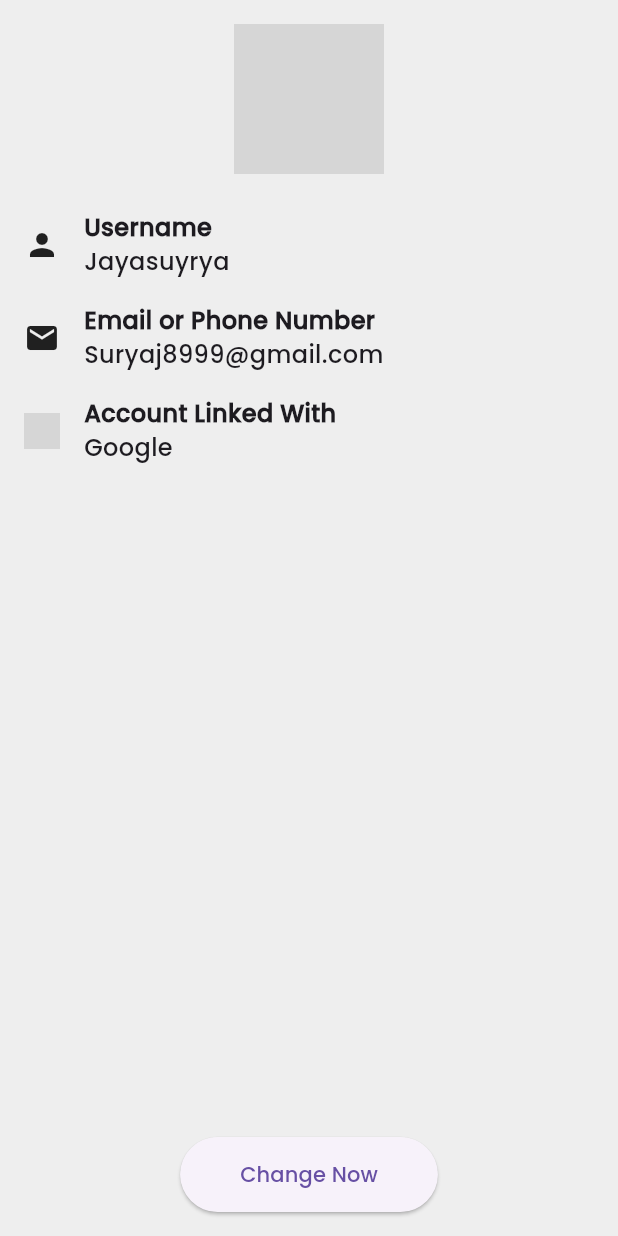
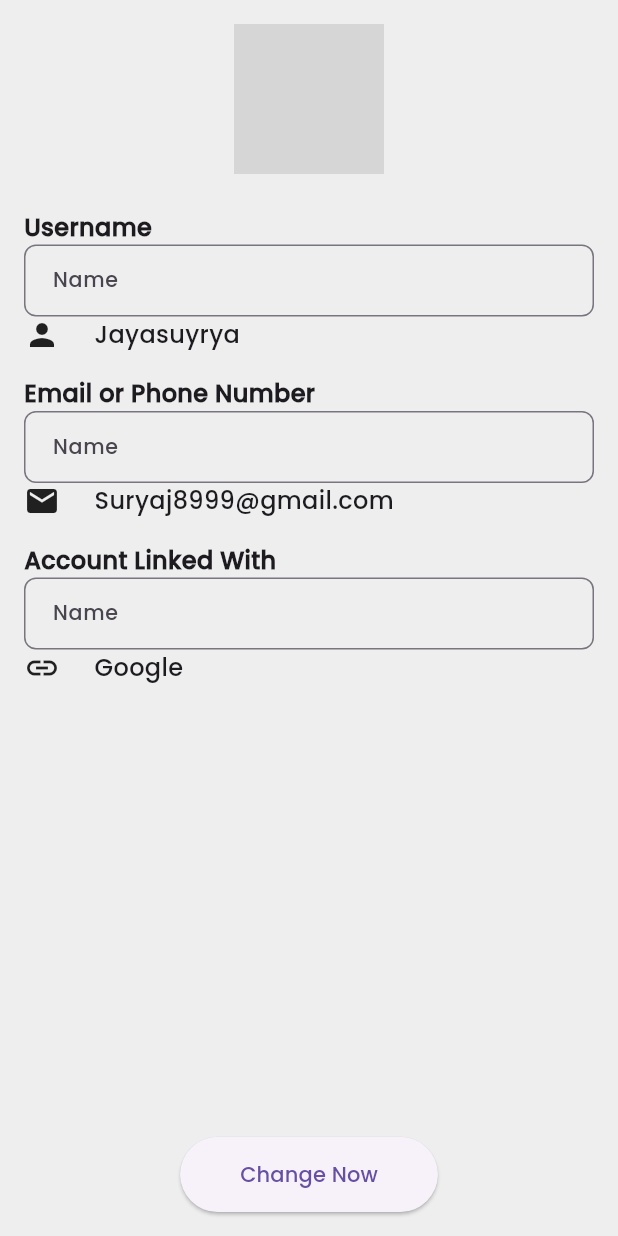
Before and after one commit to dibindasky/myairdeal, a Flutter app: the ProfileEdit screen opened directly, on a phone screen of 412 x 824 dp. Run offline on Flutter 3.47's test engine with Material 3 defaults, Android fonts, the light colour scheme and no system bars; our stand-ins replace curved_labeled_navigation_bar, dotted_line, flutter_screenutil, get, iconsax, intl_phone_number_input and 2 more; network calls fail; grey boxes are pictures that could not be loaded.

Commit message:
starting

```diff
--- a/lib/application/presentation/routes/get_route_generator.dart
+++ b/lib/application/presentation/routes/get_route_generator.dart
@@ -47,11 +47,11 @@ class GetXRouterConfig {
     ),
     GetPage(
       name: Routes.flightDetail,
-      page: () => FlightDetailsScreen(),
+      page: () => const FlightDetailsScreen(),
     ),
     GetPage(
-      name: Routes.flightDetail,
-      page: () => ProfileEdit(),
+      name: Routes.editProfile,
+      page: () => const ProfileEdit(),
     ),
   ];
 }
--- a/lib/application/presentation/routes/routes.dart
+++ b/lib/application/presentation/routes/routes.dart
@@ -8,5 +8,5 @@ class Routes {
   static const String bottomBar = '/bottom_bar';
   static const String airportSearch = '/airport_search_page';
   static const String flightDetail = '/flight_detail';
-  static const String editProfile = '/edit_rofile';
+  static const String editProfile = '/edit_profile';
 }
--- a/lib/application/presentation/screens/account/account_screen.dart
+++ b/lib/application/presentation/screens/account/account_screen.dart
@@ -26,7 +26,8 @@ class ScreenAccountPage extends StatelessWidget {
                     SettingsTile(
                       title: 'Edit Profile',
                       onTap: () {
-                        Get.toNamed(Routes.editProfile);
+                        Navigator.of(context).pushNamed(Routes.editProfile);
+                        //Get.toNamed(Routes.editProfile);
                       },
                     ),
                     SettingsTile(
--- a/lib/application/presentation/screens/account/edit_profile.dart
+++ b/lib/application/presentation/screens/account/edit_profile.dart
@@ -1,17 +1,22 @@
 import 'package:flutter/material.dart';
+import 'package:myairdeal/application/presentation/utils/colors.dart';
+import 'package:myairdeal/application/presentation/utils/constants.dart';
+import 'package:myairdeal/application/presentation/widgets/text_form_field.dart';
 
 class ProfileEdit extends StatelessWidget {
   const ProfileEdit({super.key});
 
   @override
   Widget build(BuildContext context) {
-    return Padding(
+    return Scaffold(
+      body: Padding(
         padding: const EdgeInsets.all(16.0),
         child: Column(
           children: [
             CircleAvatar(
               radius: 50,
-            backgroundImage: NetworkImage('https://example.com/profile.jpg'),
+              backgroundImage: NetworkImage(
+                  'https://www.google.com/url?sa=i&url=https%3A%2F%2Fstock.adobe.com%2Fsearch%3Fk%3Dperson&psig=AOvVaw0raiQQ43--C1-oRLUPQELR&ust=1717594071743000&source=images&cd=vfe&opi=89978449&ved=0CBIQjRxqFwoTCOiA69eGwoYDFQAAAAAdAAAAABAE'),
             ),
             SizedBox(height: 16),
             ProfileField(
@@ -28,19 +33,18 @@ class ProfileEdit extends StatelessWidget {
               icon: Icons.link,
               label: 'Account Linked With',
               value: 'Google',
-            iconImage: 'https://example.com/google_icon.png',
             ),
-          Spacer(),
+            const Spacer(),
             ElevatedButton(
-            onPressed: () {
-              // Handle button press
-            },
-            child: Text('Change Now'),
+              onPressed: () {},
               style: ElevatedButton.styleFrom(
-              padding: EdgeInsets.symmetric(horizontal: 40, vertical: 15),
+                padding:
+                    const EdgeInsets.symmetric(horizontal: 40, vertical: 15),
               ),
+              child: const Text('Change Now'),
             ),
           ],
+        ),
       ),
     );
   }
@@ -52,35 +56,44 @@ class ProfileField extends StatelessWidget {
   final String value;
   final String? iconImage;
 
-  ProfileField(
-      {super.key,
+  ProfileField({
+    super.key,
     required this.icon,
     required this.label,
     required this.value,
-      this.iconImage});
+    this.iconImage,
+  });
 
   @override
   Widget build(BuildContext context) {
     return Padding(
       padding: const EdgeInsets.symmetric(vertical: 8.0),
-      child: Row(
+      child: Container(
+        child: Column(
+          crossAxisAlignment: CrossAxisAlignment.start,
+          children: [
+            Text(
+              label,
+              style: const TextStyle(fontSize: 16, fontWeight: FontWeight.bold),
+            ),
+            CustomTextField(hintText: 'Name', fillColor: kGreyLight),
+            Row(
               children: [
                 iconImage != null
                     ? Image.network(iconImage!, width: 24, height: 24)
                     : Icon(icon, size: 24),
-          SizedBox(width: 16),
+                kWidth20,
                 Column(
                   crossAxisAlignment: CrossAxisAlignment.start,
                   children: [
-              Text(
-                label,
-                style: TextStyle(fontSize: 16, fontWeight: FontWeight.bold),
-              ),
                     Text(value, style: TextStyle(fontSize: 16)),
                   ],
                 ),
               ],
             ),
+          ],
+        ),
+      ),
     );
   }
 }
--- a/lib/application/presentation/utils/constants.dart
+++ b/lib/application/presentation/utils/constants.dart
@@ -41,11 +41,12 @@ List<BoxShadow> boxShadow2 = const [
   BoxShadow(spreadRadius: 2, blurRadius: 4, offset: Offset(0, 1), color: kGrey)
 ];
 List<BoxShadow> boxShadow3 = const [
-  BoxShadow(spreadRadius: 1, blurRadius: 3, offset: Offset(0, 1), color: kGreyLight)
+  BoxShadow(
+      spreadRadius: 1, blurRadius: 3, offset: Offset(0, 1), color: kGreyLight)
 ];
 
 // Asset
-String myAirDealLogo = 'asset/image/my air deal logo .png';
+String myAirDealLogo = 'asset/image/myair_deal_logo.png';
 String splashImage = 'asset/image/myair_deal_logo.png';
 String onBoardImage = 'asset/image/onbaord_image_one.png';
 String imageGlobalMap = 'asset/image/Global Map.png';
```
Lines whose indentation alone changed are shown as unchanged.
